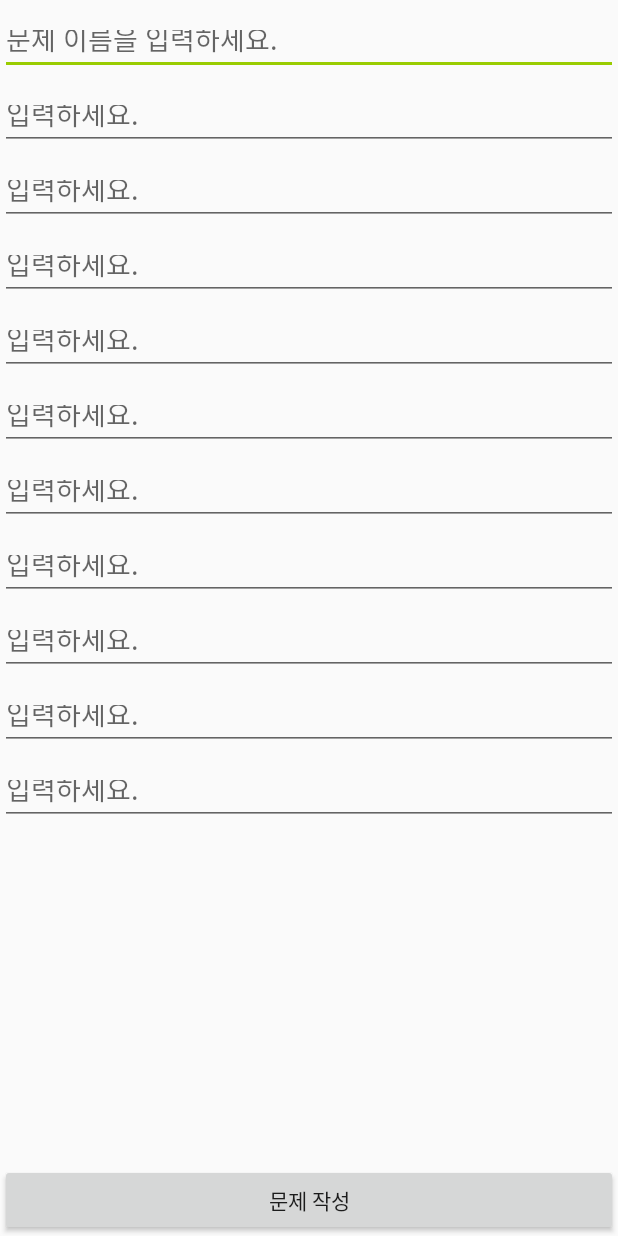
After one commit to blxckdog7702/dictation_teacher, an Android app: the layout activity_quiz_making.xml on its own in the app's theme, with its tools: preview values and no code run, on a phone screen of 412 x 824 dp. The commit adds this screen. Run offline under Robolectric (Android 15) with nearby library versions, the phone set to English and light mode, and no system bars.

Commit message:
[수정] 쓸모없는 todo 삭제 [추가] 문제 작성 액티비티 뷰

```diff
--- a/app/src/main/AndroidManifest.xml
+++ b/app/src/main/AndroidManifest.xml
@@ -37,7 +37,8 @@
         </activity>
         <activity android:name=".Activity.StudentListActivity" />
         <activity android:name=".Activity.MatchingListActivity" />
-        <activity android:name=".Activity.StudentManageActivity"/>
+        <activity android:name=".Activity.StudentManageActivity" />
+        <activity android:name=".Activity.QuizMakingActivity"></activity>
     </application>
 
 </manifest>
--- a/app/src/main/java/com/blackdog/dictation_teacher/Activity/SignUpActivity.java
+++ b/app/src/main/java/com/blackdog/dictation_teacher/Activity/SignUpActivity.java
@@ -42,7 +42,6 @@ public class SignUpActivity extends BaseActivity {
 
     /**
      * A dummy authentication store containing known user names and passwords.
-     * TODO: remove after connecting to a real authentication system.
      */
     private static final String[] DUMMY_CREDENTIALS = new String[]{
             "foo:hello", "bar:world"
@@ -223,13 +222,11 @@ public class SignUpActivity extends BaseActivity {
 
     //아이디 유효성 검증 메서드 (추가 필요?)
     private boolean isTeacherIdValid(String id) {
-        //TODO: Replace this with your own logic
         return id.length() >= 4;
     }
 
     //비밀번호 유효성 검증 메서드
     private boolean isPasswordValid(String password) {
-        //TODO: Replace this with your own logic
         return password.length() >= 4;
     }
 
--- a/app/src/main/java/com/blackdog/dictation_teacher/Activity/base/BaseActivity.java
+++ b/app/src/main/java/com/blackdog/dictation_teacher/Activity/base/BaseActivity.java
@@ -156,7 +156,6 @@ public class BaseActivity extends AppCompatActivity {
 //        }
 //    }
 //
-//    //TODO 버튼별 화면 연결바람
 //    @Override
 //    public void onMenuItemClick(View clickedView, int position) {
 //        if(position == 0){
--- a/app/src/main/java/com/blackdog/dictation_teacher/net/ApiRequester.java
+++ b/app/src/main/java/com/blackdog/dictation_teacher/net/ApiRequester.java
@@ -62,7 +62,6 @@ public class ApiRequester {
 
         @Override
         public void onResponse(Call<T> call, Response<T> response) {
-            // TODO Auto-generated method stub
             if (response.isSuccessful()) {
                 // tasks available
                 callback.onSuccess(response.body());
@@ -80,7 +79,6 @@ public class ApiRequester {
         }
         @Override
         public void onFailure(Call<T> call, Throwable t) {
-            // TODO Auto-generated method stub
 
             System.out.println(t.getMessage());
             callback.onFail();
@@ -97,7 +95,6 @@ public class ApiRequester {
 
   		@Override
   		public void onResponse(Call<okhttp3.ResponseBody> call, Response<okhttp3.ResponseBody> response) {
-  			// TODO Auto-generated method stub
   			if (response.isSuccessful()) {
   				// tasks available
   				JsonObject object;
@@ -105,7 +102,6 @@ public class ApiRequester {
   					object = new JsonParser().parse(response.body().string()).getAsJsonObject();
   					callback.onSuccess(object.get("result").getAsBoolean());
   				} catch (JsonSyntaxException | IOException e) {
-  					// TODO Auto-generated catch block
   					e.printStackTrace();
   				}
 
@@ -124,7 +120,6 @@ public class ApiRequester {
   		}
   		@Override
   		public void onFailure(Call<okhttp3.ResponseBody> call, Throwable t) {
-  			// TODO Auto-generated method stub
   			System.out.println(t.getMessage());
   			callback.onFail();
   		}
--- /dev/null
+++ b/app/src/main/res/layout/activity_quiz_making.xml
@@ -0,0 +1,108 @@
+<?xml version="1.0" encoding="utf-8"?>
+<android.support.constraint.ConstraintLayout xmlns:android="http://schemas.android.com/apk/res/android"
+    xmlns:app="http://schemas.android.com/apk/res-auto"
+    xmlns:tools="http://schemas.android.com/tools"
+    android:layout_width="match_parent"
+    android:layout_height="match_parent"
+    tools:context="com.blackdog.dictation_teacher.Activity.QuizMakingActivity">
+
+    <Button
+        android:id="@+id/bt_make_quiz"
+        android:layout_width="0dp"
+        android:layout_height="wrap_content"
+        android:text="문제 작성"
+        app:layout_constraintBottom_toBottomOf="parent"
+        app:layout_constraintEnd_toEndOf="parent"
+        app:layout_constraintStart_toStartOf="parent" />
+
+    <LinearLayout
+        android:id="@+id/layout_make_quiz"
+        android:layout_width="0dp"
+        android:layout_height="0dp"
+        android:orientation="vertical"
+        android:scrollbars="vertical"
+        app:layout_constraintBottom_toTopOf="@id/bt_make_quiz"
+        app:layout_constraintEnd_toEndOf="parent"
+        app:layout_constraintStart_toStartOf="parent"
+        app:layout_constraintTop_toTopOf="parent">
+
+        <EditText
+            android:id="@+id/et_quiz_name"
+            android:layout_width="match_parent"
+            android:layout_height="40dp"
+            android:layout_marginTop="10dp"
+            android:hint="문제 이름을 입력하세요." />
+
+        <EditText
+            android:id="@+id/et_question_1"
+            android:layout_width="match_parent"
+            android:layout_height="40dp"
+            android:layout_marginTop="10dp"
+            android:hint="입력하세요." />
+
+        <EditText
+            android:id="@+id/et_question_2"
+            android:layout_width="match_parent"
+            android:layout_height="40dp"
+            android:layout_marginTop="10dp"
+            android:hint="입력하세요." />
+
+        <EditText
+            android:id="@+id/et_question_3"
+            android:layout_width="match_parent"
+            android:layout_height="40dp"
+            android:layout_marginTop="10dp"
+            android:hint="입력하세요." />
+
+        <EditText
+            android:id="@+id/et_question_4"
+            android:layout_width="match_parent"
+            android:layout_height="40dp"
+            android:layout_marginTop="10dp"
+            android:hint="입력하세요." />
+
+        <EditText
+            android:id="@+id/et_question_5"
+            android:layout_width="match_parent"
+            android:layout_height="40dp"
+            android:layout_marginTop="10dp"
+            android:hint="입력하세요." />
+
+        <EditText
+            android:id="@+id/et_question_6"
+            android:layout_width="match_parent"
+            android:layout_height="40dp"
+            android:layout_marginTop="10dp"
+            android:hint="입력하세요." />
+
+        <EditText
+            android:id="@+id/et_question_7"
+            android:layout_width="match_parent"
+            android:layout_height="40dp"
+            android:layout_marginTop="10dp"
+            android:hint="입력하세요." />
+
+        <EditText
+            android:id="@+id/et_question_8"
+            android:layout_width="match_parent"
+            android:layout_height="40dp"
+            android:layout_marginTop="10dp"
+            android:hint="입력하세요." />
+
+        <EditText
+            android:id="@+id/et_question_9"
+            android:layout_width="match_parent"
+            android:layout_height="40dp"
+            android:layout_marginTop="10dp"
+            android:hint="입력하세요." />
+
+        <EditText
+            android:id="@+id/et_question_10"
+            android:layout_width="match_parent"
+            android:layout_height="40dp"
+            android:layout_marginTop="10dp"
+            android:hint="입력하세요." />
+
+    </LinearLayout>
+
+</android.support.constraint.ConstraintLayout>
```
Also changed, not shown: app/src/main/java/com/blackdog/dictation_teacher/Activity/QuizMakingActivity.java (added, +114 -0 lines), app/src/main/java/com/blackdog/dictation_teacher/Activity/base/BaseDrawerActivity.java (+7 -0 lines).
